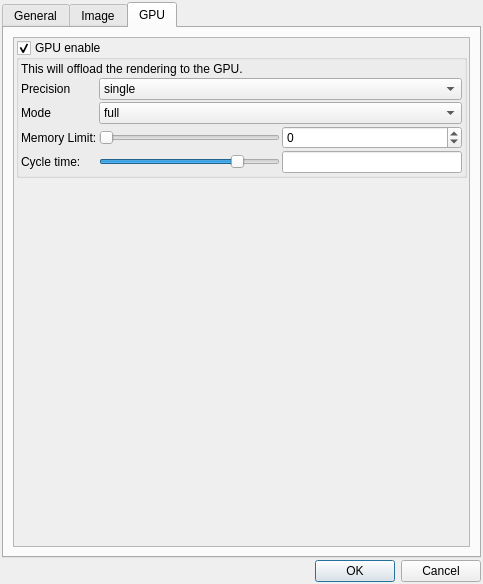
Above: mandelbulber2/qt/preferences_dialog.ui from buddhi1980/mandelbulber2 before the change. Below: the same form after it.
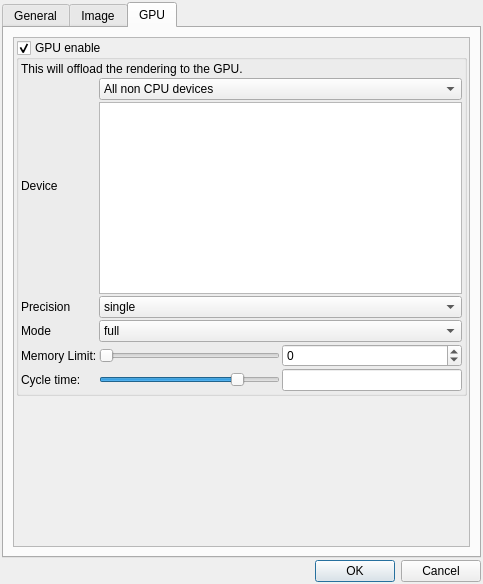
That is the form after the change. The open tabs and pages were chosen to show the change. Icons and pictures are not drawn. Custom widgets are drawn as their Qt base class.

Commit message: added dummy device select in preferences_dialog for opencl

Diff of the .ui file:
```diff
--- a/mandelbulber2/qt/preferences_dialog.ui
+++ b/mandelbulber2/qt/preferences_dialog.ui
@@ -888,8 +888,8 @@
            <rect>
             <x>0</x>
             <y>0</y>
-            <width>455</width>
-            <height>523</height>
+            <width>451</width>
+            <height>477</height>
            </rect>
           </property>
           <layout class="QVBoxLayout" name="verticalLayout_GPU">
@@ -947,14 +947,14 @@
                 <property name="spacing">
                  <number>2</number>
                 </property>
-                <item row="0" column="0">
+                <item row="1" column="0">
                  <widget class="QLabel" name="label_precision">
                   <property name="text">
                    <string>Precision</string>
                   </property>
                  </widget>
                 </item>
-                <item row="0" column="1" colspan="2">
+                <item row="1" column="1" colspan="2">
                  <widget class="QComboBox" name="comboBox_gpu_precision">
                   <item>
                    <property name="text">
@@ -968,14 +968,14 @@
                   </item>
                  </widget>
                 </item>
-                <item row="1" column="0">
+                <item row="2" column="0">
                  <widget class="QLabel" name="label_mode">
                   <property name="text">
                    <string>Mode</string>
                   </property>
                  </widget>
                 </item>
-                <item row="1" column="1" colspan="2">
+                <item row="2" column="1" colspan="2">
                  <widget class="QComboBox" name="comboBox_gpu_mode">
                   <item>
                    <property name="text">
@@ -989,14 +989,14 @@
                   </item>
                  </widget>
                 </item>
-                <item row="2" column="0">
+                <item row="3" column="0">
                  <widget class="QLabel" name="label_gpu_memory_limit">
                   <property name="text">
                    <string>Memory Limit:</string>
                   </property>
                  </widget>
                 </item>
-                <item row="2" column="1">
+                <item row="3" column="1">
                  <widget class="QSlider" name="sliderInt_gpu_memory_limit">
                   <property name="minimum">
                    <number>1</number>
@@ -1015,7 +1015,7 @@
                   </property>
                  </widget>
                 </item>
-                <item row="2" column="2">
+                <item row="3" column="2">
                  <widget class="MySpinBox" name="spinboxInt_gpu_memory_limit">
                   <property name="minimum">
                    <number>-10000</number>
@@ -1025,14 +1025,14 @@
                   </property>
                  </widget>
                 </item>
-                <item row="3" column="0">
+                <item row="4" column="0">
                  <widget class="QLabel" name="label_gpu_cycle_time">
                   <property name="text">
                    <string>Cycle time:</string>
                   </property>
                  </widget>
                 </item>
-                <item row="3" column="1">
+                <item row="4" column="1">
                  <widget class="QSlider" name="logslider_gpu_cycle_time">
                   <property name="sizePolicy">
                    <sizepolicy hsizetype="Expanding" vsizetype="Maximum">
@@ -1057,9 +1057,52 @@
                   </property>
                  </widget>
                 </item>
-                <item row="3" column="2">
+                <item row="4" column="2">
                  <widget class="MyLineEdit" name="logedit_gpu_cycle_time"/>
                 </item>
+                <item row="0" column="0">
+                 <widget class="QLabel" name="label_gpu_device">
+                  <property name="text">
+                   <string>Device</string>
+                  </property>
+                 </widget>
+                </item>
+                <item row="0" column="1" colspan="2">
+                 <layout class="QVBoxLayout" name="verticalLayout_gpu_device">
+                  <item>
+                   <widget class="QComboBox" name="comboBox_gpu_device_type">
+                    <item>
+                     <property name="text">
+                      <string>All non CPU devices</string>
+                     </property>
+                    </item>
+                    <item>
+                     <property name="text">
+                      <string>All devices</string>
+                     </property>
+                    </item>
+                    <item>
+                     <property name="text">
+                      <string>Custom devices</string>
+                     </property>
+                    </item>
+                   </widget>
+                  </item>
+                  <item>
+                   <widget class="QListWidget" name="listWidget_gpu_device_list">
+                    <property name="selectionMode">
+                     <enum>QAbstractItemView::ExtendedSelection</enum>
+                    </property>
+                    <property name="layoutMode">
+                     <enum>QListView::SinglePass</enum>
+                    </property>
+                    <property name="viewMode">
+                     <enum>QListView::ListMode</enum>
+                    </property>
+                   </widget>
+                  </item>
+                 </layout>
+                </item>
                </layout>
               </item>
              </layout>
```
Left out of the diff: 10 changed lines with no effect on the pictures. The commit also changes 3 other files.
